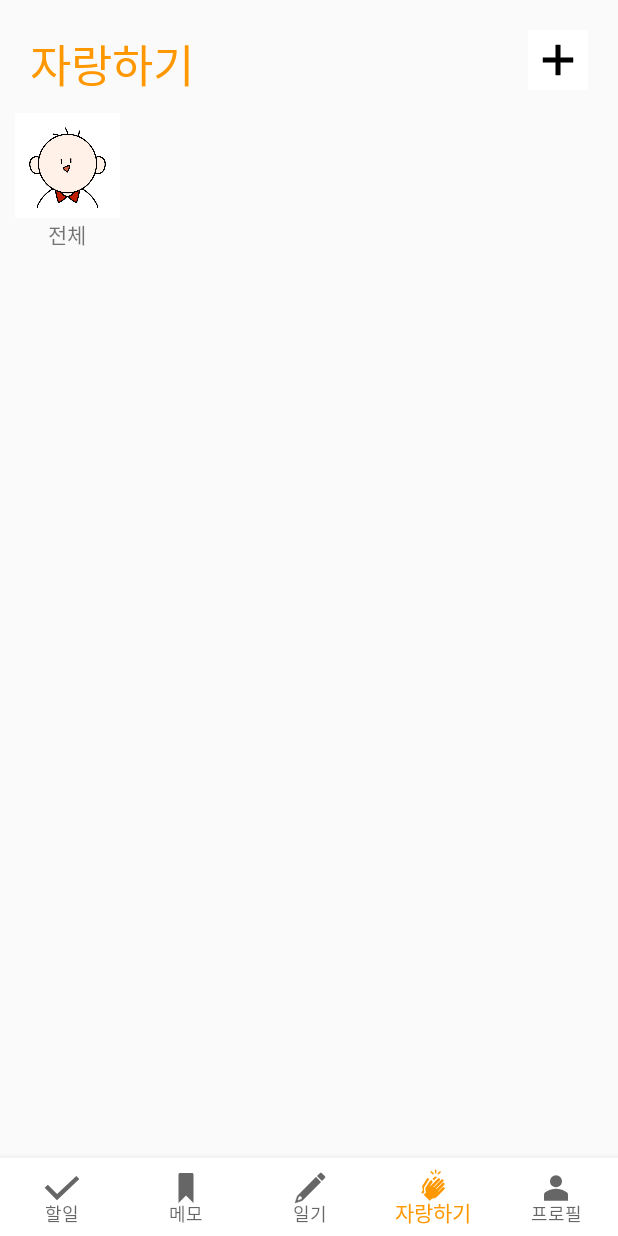
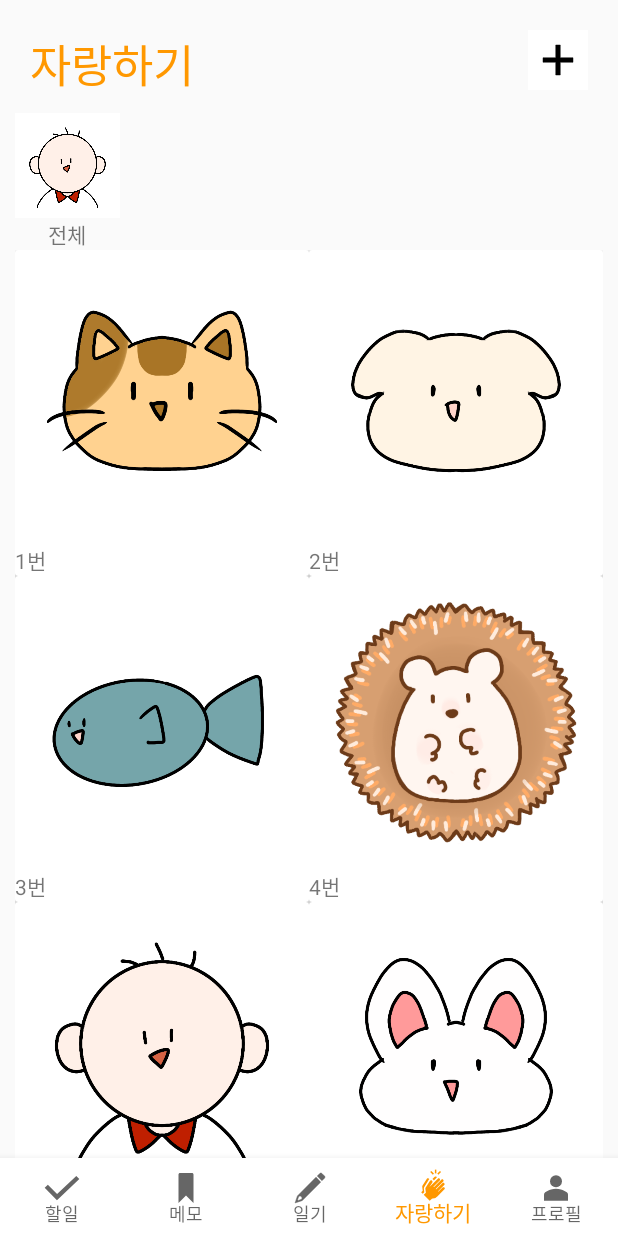
Before and after one commit to cars0106/EveryPet, an Android app: the CommunityActivity screen opened directly, with no data from a screen before it, on a phone screen of 412 x 824 dp. Run offline under Robolectric (Android 15) with nearby library versions, the phone set to English and light mode, and no system bars; Roboto replaces fonts that are not available here; 1 statement that could not run was skipped.

Commit message:
Implement Recycler View by Adding Adapter and Custom View
Signed-off-by: cars0106 <cars0106@naver.com>

```diff
--- a/app/src/main/java/com/everypet/everypet/CommunityActivity.java
+++ b/app/src/main/java/com/everypet/everypet/CommunityActivity.java
@@ -3,13 +3,18 @@ package com.everypet.everypet;
 import androidx.annotation.NonNull;
 import androidx.annotation.Nullable;
 import androidx.appcompat.app.AppCompatActivity;
+import androidx.recyclerview.widget.GridLayoutManager;
+import androidx.recyclerview.widget.RecyclerView;
 
 import android.content.Intent;
 import android.os.Bundle;
 import android.view.MenuItem;
 
+import com.everypet.everypet.adapter.RecyclerAdapter;
 import com.everypet.everypet.font.BaseActivity;
 import com.google.android.material.bottomnavigation.BottomNavigationView;
+
+import java.util.ArrayList;
 
 public class CommunityActivity extends BaseActivity {
 
@@ -17,6 +22,25 @@ public class CommunityActivity extends BaseActivity {
     protected void onCreate(Bundle savedInstanceState) {
         super.onCreate(savedInstanceState);
         setContentView(R.layout.community);
+
+        //Recycler View implementation
+        RecyclerView recyclerView = findViewById(R.id.recycler_community);
+        RecyclerView.LayoutManager manager = new GridLayoutManager(this, 2);
+
+        recyclerView.setLayoutManager(manager);
+
+        ArrayList<RecyclerInfo> recyclerInfoArrayList = new ArrayList<>();
+        recyclerInfoArrayList.add(new RecyclerInfo("1번", R.drawable.cat));
+        recyclerInfoArrayList.add(new RecyclerInfo("2번", R.drawable.dog));
+        recyclerInfoArrayList.add(new RecyclerInfo("3번", R.drawable.fish));
+        recyclerInfoArrayList.add(new RecyclerInfo("4번", R.drawable.hedgehog));
+        recyclerInfoArrayList.add(new RecyclerInfo("5번", R.drawable.person));
+        recyclerInfoArrayList.add(new RecyclerInfo("6번", R.drawable.rabbit));
+        recyclerInfoArrayList.add(new RecyclerInfo("7번", R.drawable.rat));
+        recyclerInfoArrayList.add(new RecyclerInfo("8번", R.drawable.snake));
+
+        RecyclerAdapter recyclerAdapter = new RecyclerAdapter(recyclerInfoArrayList);
+        recyclerView.setAdapter(recyclerAdapter);
 
         // BottomNavigationBar implementation
         final BottomNavigationView bottomNavigationView = (BottomNavigationView) findViewById(R.id.bottom_navigation);
--- /dev/null
+++ b/app/src/main/java/com/everypet/everypet/RecyclerInfo.java
@@ -0,0 +1,11 @@
+package com.everypet.everypet;
+
+public class RecyclerInfo {
+    public String petName;
+    public int drawableId;
+
+    public RecyclerInfo(String petName, int drawableId) {
+        this.petName = petName;
+        this.drawableId = drawableId;
+    }
+}
--- /dev/null
+++ b/app/src/main/java/com/everypet/everypet/SquareImageView.java
@@ -0,0 +1,29 @@
+package com.everypet.everypet;
+
+import android.content.Context;
+import android.util.AttributeSet;
+
+import androidx.appcompat.widget.AppCompatImageView;
+
+public class SquareImageView extends AppCompatImageView {
+    public SquareImageView(Context context) {
+        super(context);
+    }
+
+    public SquareImageView(Context context, AttributeSet attrs) {
+        super(context, attrs);
+    }
+
+    public SquareImageView(Context context, AttributeSet attrs, int defStyleAttr) {
+        super(context, attrs, defStyleAttr);
+    }
+
+    @Override
+    protected void onMeasure(int widthMeasureSpec, int heightMeasureSpec) {
+        super.onMeasure(widthMeasureSpec, heightMeasureSpec);
+
+        int width= getMeasuredWidth();
+        int height = (int)(width * 1.1);
+        setMeasuredDimension(width, height);
+    }
+}
--- a/app/src/main/java/com/everypet/everypet/adapter/RecyclerAdapter.java
+++ b/app/src/main/java/com/everypet/everypet/adapter/RecyclerAdapter.java
@@ -1,5 +1,54 @@
-//package com.everypet.everypet.adapter;
-//
-//public class RecyclerAdapter extends RecyclerView.Adapter<RecyclerAdapter.ItemViewHolder> {
-//
-//}
+package com.everypet.everypet.adapter;
+
+import android.view.LayoutInflater;
+import android.view.View;
+import android.view.ViewGroup;
+import android.widget.ImageView;
+import android.widget.TextView;
+
+import androidx.annotation.NonNull;
+import androidx.recyclerview.widget.RecyclerView;
+
+import com.everypet.everypet.R;
+import com.everypet.everypet.RecyclerInfo;
+
+import java.util.ArrayList;
+
+public class RecyclerAdapter extends RecyclerView.Adapter<RecyclerView.ViewHolder> {
+
+    public static class RecyclerViewHolder extends RecyclerView.ViewHolder {
+        ImageView imageView;
+        TextView textView;
+
+        public RecyclerViewHolder(@NonNull View itemView) {
+            super(itemView);
+            imageView= itemView.findViewById(R.id.community_custom_image_view);
+            textView = itemView.findViewById(R.id.community_text_view);
+        }
+    }
+
+    private ArrayList<RecyclerInfo> recyclerInfoArrayList;
+
+    public RecyclerAdapter(ArrayList<RecyclerInfo> recyclerInfoArrayList) {
+        this.recyclerInfoArrayList = recyclerInfoArrayList;
+    }
+
+    @NonNull
+    @Override
+    public RecyclerView.ViewHolder onCreateViewHolder(@NonNull ViewGroup parent, int viewType) {
+        View view = LayoutInflater.from(parent.getContext()).inflate(R.layout.recycler_view, parent, false);
+        return new RecyclerViewHolder(view);
+    }
+
+    @Override
+    public void onBindViewHolder(@NonNull RecyclerView.ViewHolder holder, int position) {
+        RecyclerViewHolder recyclerViewHolder = (RecyclerViewHolder) holder;
+        recyclerViewHolder.imageView.setImageResource(recyclerInfoArrayList.get(position).drawableId);
+        recyclerViewHolder.textView.setText(recyclerInfoArrayList.get(position).petName);
+    }
+
+    @Override
+    public int getItemCount() {
+        return recyclerInfoArrayList.size();
+    }
+}
--- /dev/null
+++ b/app/src/main/java/com/everypet/everypet/view/SquareImageView.java
@@ -0,0 +1,30 @@
+package com.everypet.everypet.view;
+
+import android.content.Context;
+import android.util.AttributeSet;
+
+import androidx.appcompat.widget.AppCompatImageView;
+
+public class SquareImageView extends AppCompatImageView {
+
+    public SquareImageView(Context context) {
+        super(context);
+    }
+
+    public SquareImageView(Context context, AttributeSet attrs) {
+        super(context, attrs);
+    }
+
+    public SquareImageView(Context context, AttributeSet attrs, int defStyleAttr) {
+        super(context, attrs, defStyleAttr);
+    }
+
+    @Override
+    protected void onMeasure(int widthMeasureSpec, int heightMeasureSpec) {
+        super.onMeasure(widthMeasureSpec, heightMeasureSpec);
+
+        int width = getMeasuredWidth();
+        int height = width;
+        setMeasuredDimension(width, height);
+    }
+}
--- a/app/src/main/res/layout/community.xml
+++ b/app/src/main/res/layout/community.xml
@@ -76,6 +76,12 @@
 
         </HorizontalScrollView>
 
+        <androidx.recyclerview.widget.RecyclerView
+            android:id="@+id/recycler_community"
+            android:layout_width="match_parent"
+            android:layout_height="wrap_content"
+            android:background="@android:color/white" />
+
     </LinearLayout>
 
     <com.google.android.material.bottomnavigation.BottomNavigationView
--- /dev/null
+++ b/app/src/main/res/layout/recycler_view.xml
@@ -0,0 +1,27 @@
+<?xml version="1.0" encoding="utf-8"?>
+<androidx.cardview.widget.CardView xmlns:android="http://schemas.android.com/apk/res/android"
+    xmlns:app="http://schemas.android.com/apk/res-auto"
+    android:layout_width="match_parent"
+    android:layout_height="wrap_content"
+    app:cardBackgroundColor="#FFFFFF">
+
+    <LinearLayout
+        android:layout_width="match_parent"
+        android:layout_height="wrap_content"
+        android:orientation="vertical">
+
+        <com.everypet.everypet.view.SquareImageView
+            android:id="@+id/community_custom_image_view"
+            android:layout_width="match_parent"
+            android:layout_height="wrap_content"
+            android:src="@drawable/hedgehog"/>
+
+        <TextView
+            android:id="@+id/community_text_view"
+            android:layout_width="match_parent"
+            android:layout_height="wrap_content"
+            android:text="PetName" />
+
+    </LinearLayout>
+
+</androidx.cardview.widget.CardView>
```
